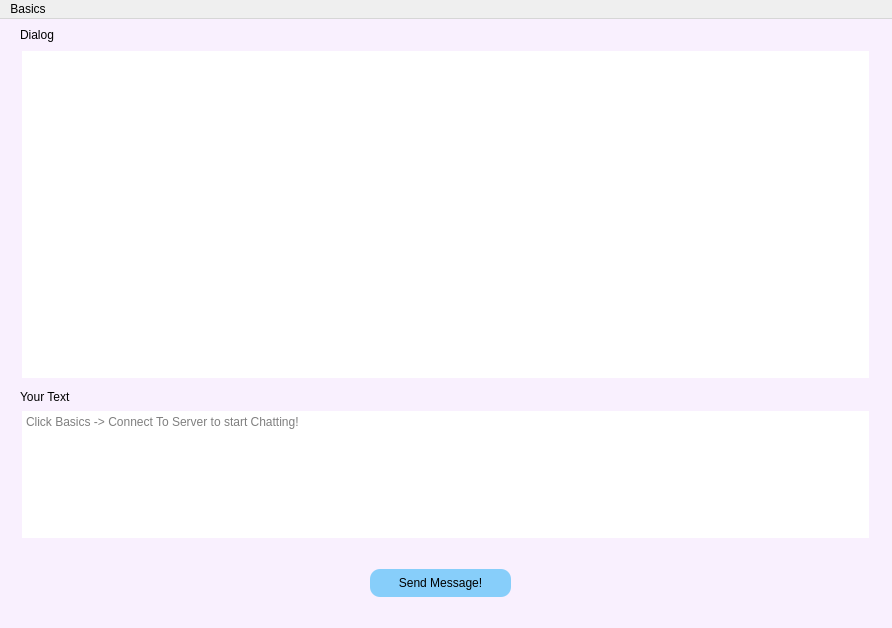
Old version of the form mainwindow.ui in the repository Galaxies99/MS125-chatroom-client.
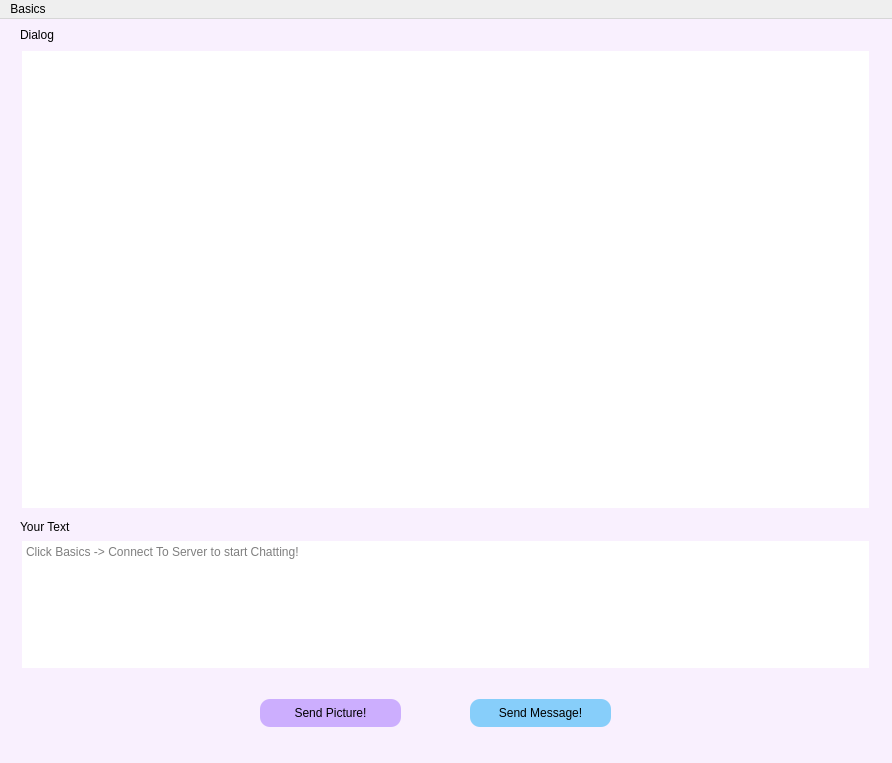
New version of the form.

The edit to the form file:
```diff
--- a/mainwindow.ui
+++ b/mainwindow.ui
@@ -7,9 +7,15 @@
     <x>0</x>
     <y>0</y>
     <width>892</width>
-    <height>628</height>
+    <height>763</height>
    </rect>
   </property>
+  <property name="sizePolicy">
+   <sizepolicy hsizetype="Fixed" vsizetype="Fixed">
+    <horstretch>0</horstretch>
+    <verstretch>0</verstretch>
+   </sizepolicy>
+  </property>
   <property name="windowTitle">
    <string>MainWindow</string>
   </property>
@@ -25,9 +31,15 @@
       <x>20</x>
       <y>30</y>
       <width>851</width>
-      <height>331</height>
+      <height>461</height>
      </rect>
     </property>
+    <property name="sizePolicy">
+     <sizepolicy hsizetype="Fixed" vsizetype="Fixed">
+      <horstretch>0</horstretch>
+      <verstretch>0</verstretch>
+     </sizepolicy>
+    </property>
     <property name="styleSheet">
      <string notr="true">QTextBrowser { 
 	font-family: &quot;Microsoft YaHei&quot;; 
@@ -43,12 +55,18 @@
    <widget class="QPushButton" name="send_button">
     <property name="geometry">
      <rect>
-      <x>370</x>
-      <y>550</y>
+      <x>470</x>
+      <y>680</y>
       <width>141</width>
       <height>28</height>
      </rect>
     </property>
+    <property name="sizePolicy">
+     <sizepolicy hsizetype="Fixed" vsizetype="Fixed">
+      <horstretch>0</horstretch>
+      <verstretch>0</verstretch>
+     </sizepolicy>
+    </property>
     <property name="styleSheet">
      <string notr="true">QPushButton {
 	background-color: #87CEFA;
@@ -68,11 +86,17 @@
     <property name="geometry">
      <rect>
       <x>20</x>
-      <y>390</y>
+      <y>520</y>
       <width>851</width>
       <height>131</height>
      </rect>
     </property>
+    <property name="sizePolicy">
+     <sizepolicy hsizetype="Fixed" vsizetype="Fixed">
+      <horstretch>0</horstretch>
+      <verstretch>0</verstretch>
+     </sizepolicy>
+    </property>
     <property name="styleSheet">
      <string notr="true">QTextEdit { 
 	font-family: &quot;Microsoft YaHei&quot;; 
@@ -92,11 +116,17 @@
     <property name="geometry">
      <rect>
       <x>20</x>
-      <y>370</y>
+      <y>500</y>
       <width>201</width>
       <height>16</height>
      </rect>
     </property>
+    <property name="sizePolicy">
+     <sizepolicy hsizetype="Fixed" vsizetype="Fixed">
+      <horstretch>0</horstretch>
+      <verstretch>0</verstretch>
+     </sizepolicy>
+    </property>
     <property name="styleSheet">
      <string notr="true">QLabel { font-family: &quot;Microsoft YaHei&quot;; }</string>
     </property>
@@ -124,11 +154,17 @@
     <property name="geometry">
      <rect>
       <x>690</x>
-      <y>366</y>
+      <y>496</y>
       <width>181</width>
       <height>20</height>
      </rect>
     </property>
+    <property name="sizePolicy">
+     <sizepolicy hsizetype="Fixed" vsizetype="Fixed">
+      <horstretch>0</horstretch>
+      <verstretch>0</verstretch>
+     </sizepolicy>
+    </property>
     <property name="styleSheet">
      <string notr="true">QLabel { font-family: &quot;Microsoft YaHei&quot;; }</string>
     </property>
@@ -136,6 +172,35 @@
      <string/>
     </property>
    </widget>
+   <widget class="QPushButton" name="pic_button">
+    <property name="geometry">
+     <rect>
+      <x>260</x>
+      <y>680</y>
+      <width>141</width>
+      <height>28</height>
+     </rect>
+    </property>
+    <property name="sizePolicy">
+     <sizepolicy hsizetype="Fixed" vsizetype="Fixed">
+      <horstretch>0</horstretch>
+      <verstretch>0</verstretch>
+     </sizepolicy>
+    </property>
+    <property name="styleSheet">
+     <string notr="true">QPushButton { 
+	background-color: #ccaefe; 
+	border-radius: 10px; color: rgb(0, 0, 0); 
+	font-family: &quot;Microsoft YaHei&quot; 
+} 
+QPushButton:hover { 
+	background-color: #b98fff; 
+}</string>
+    </property>
+    <property name="text">
+     <string>Send Picture!</string>
+    </property>
+   </widget>
   </widget>
   <widget class="QMenuBar" name="menuBar">
    <property name="geometry">
```
Left out of the diff: 12 changed lines with no effect on the pictures.
